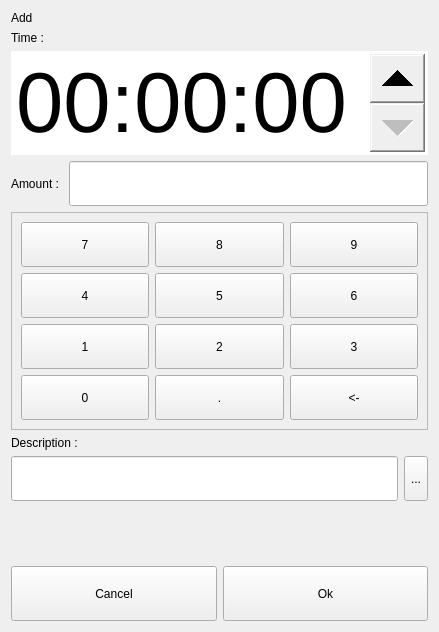
This is dlgsettime.ui in ic005k/Knot-Legacy as Qt 5 draws it before an edit. The edited form follows.
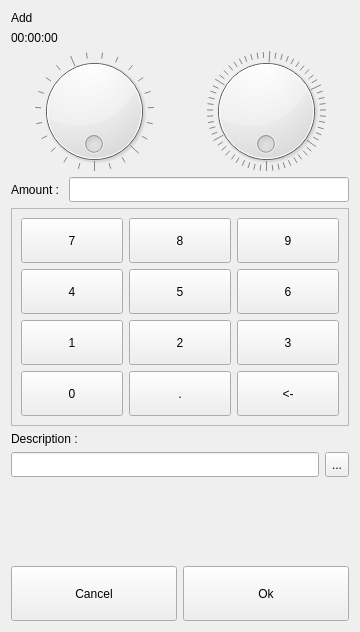
This is the edited form.

```diff
--- a/dlgsettime.ui
+++ b/dlgsettime.ui
@@ -14,7 +14,96 @@
    <string>Dialog</string>
   </property>
   <layout class="QGridLayout" name="gridLayout_2">
-   <item row="6" column="0">
+   <item row="0" column="0">
+    <widget class="QLabel" name="lblTitle">
+     <property name="text">
+      <string>Add</string>
+     </property>
+    </widget>
+   </item>
+   <item row="1" column="0">
+    <widget class="QLabel" name="lblTime">
+     <property name="text">
+      <string>00:00:00</string>
+     </property>
+    </widget>
+   </item>
+   <item row="2" column="0">
+    <layout class="QHBoxLayout" name="horizontalLayout_8">
+     <item>
+      <widget class="QDial" name="dialH">
+       <property name="minimumSize">
+        <size>
+         <width>0</width>
+         <height>120</height>
+        </size>
+       </property>
+       <property name="maximum">
+        <number>23</number>
+       </property>
+       <property name="wrapping">
+        <bool>true</bool>
+       </property>
+       <property name="notchTarget">
+        <double>1.000000000000000</double>
+       </property>
+       <property name="notchesVisible">
+        <bool>true</bool>
+       </property>
+      </widget>
+     </item>
+     <item>
+      <widget class="QDial" name="dialM">
+       <property name="minimumSize">
+        <size>
+         <width>0</width>
+         <height>120</height>
+        </size>
+       </property>
+       <property name="maximum">
+        <number>59</number>
+       </property>
+       <property name="pageStep">
+        <number>10</number>
+       </property>
+       <property name="wrapping">
+        <bool>true</bool>
+       </property>
+       <property name="notchTarget">
+        <double>1.000000000000000</double>
+       </property>
+       <property name="notchesVisible">
+        <bool>true</bool>
+       </property>
+      </widget>
+     </item>
+    </layout>
+   </item>
+   <item row="3" column="0">
+    <layout class="QHBoxLayout" name="horizontalLayout_3">
+     <item>
+      <widget class="QLabel" name="label_3">
+       <property name="text">
+        <string>Amount : </string>
+       </property>
+      </widget>
+     </item>
+     <item>
+      <widget class="QLineEdit" name="editAmount">
+       <property name="minimumSize">
+        <size>
+         <width>0</width>
+         <height>25</height>
+        </size>
+       </property>
+       <property name="text">
+        <string/>
+       </property>
+      </widget>
+     </item>
+    </layout>
+   </item>
+   <item row="4" column="0">
     <widget class="QFrame" name="frame">
      <property name="frameShape">
       <enum>QFrame::StyledPanel</enum>
@@ -270,77 +359,21 @@
      </layout>
     </widget>
    </item>
-   <item row="1" column="0">
-    <widget class="QLabel" name="lblTime">
+   <item row="5" column="0">
+    <widget class="QLabel" name="lblDesc">
      <property name="text">
-      <string>Time :</string>
+      <string>Description :</string>
      </property>
     </widget>
    </item>
-   <item row="2" column="0">
-    <widget class="QTimeEdit" name="timeEdit">
-     <property name="minimumSize">
-      <size>
-       <width>0</width>
-       <height>60</height>
-      </size>
-     </property>
-     <property name="font">
-      <font>
-       <pointsize>64</pointsize>
-      </font>
-     </property>
-     <property name="styleSheet">
-      <string notr="true">QTimeEdit::up-button{
-width:55px;
-}
-QTimeEdit::down-button{
-width:55px;
-}</string>
-     </property>
-     <property name="buttonSymbols">
-      <enum>QAbstractSpinBox::UpDownArrows</enum>
-     </property>
-     <property name="showGroupSeparator" stdset="0">
-      <bool>false</bool>
-     </property>
-     <property name="displayFormat">
-      <string>HH:mm:ss</string>
-     </property>
-    </widget>
-   </item>
-   <item row="3" column="0">
-    <layout class="QHBoxLayout" name="horizontalLayout_3">
-     <item>
-      <widget class="QLabel" name="label_3">
-       <property name="text">
-        <string>Amount : </string>
-       </property>
-      </widget>
-     </item>
-     <item>
-      <widget class="QLineEdit" name="editAmount">
-       <property name="minimumSize">
-        <size>
-         <width>0</width>
-         <height>45</height>
-        </size>
-       </property>
-       <property name="text">
-        <string/>
-       </property>
-      </widget>
-     </item>
-    </layout>
-   </item>
-   <item row="8" column="0">
+   <item row="6" column="0">
     <layout class="QHBoxLayout" name="horizontalLayout_2">
      <item>
       <widget class="QLineEdit" name="editDesc">
        <property name="minimumSize">
         <size>
          <width>0</width>
-         <height>45</height>
+         <height>25</height>
         </size>
        </property>
       </widget>
@@ -360,14 +393,7 @@
      </item>
     </layout>
    </item>
-   <item row="0" column="0">
-    <widget class="QLabel" name="lblTitle">
-     <property name="text">
-      <string>Add</string>
-     </property>
-    </widget>
-   </item>
-   <item row="11" column="0">
+   <item row="7" column="0">
     <spacer name="verticalSpacer">
      <property name="orientation">
       <enum>Qt::Vertical</enum>
@@ -380,7 +406,7 @@
      </property>
     </spacer>
    </item>
-   <item row="12" column="0">
+   <item row="8" column="0">
     <layout class="QHBoxLayout" name="horizontalLayout">
      <item>
       <widget class="QToolButton" name="btnBack">
@@ -422,13 +448,6 @@
      </item>
     </layout>
    </item>
-   <item row="7" column="0">
-    <widget class="QLabel" name="lblDesc">
-     <property name="text">
-      <string>Description :</string>
-     </property>
-    </widget>
-   </item>
   </layout>
  </widget>
  <resources/>
```
